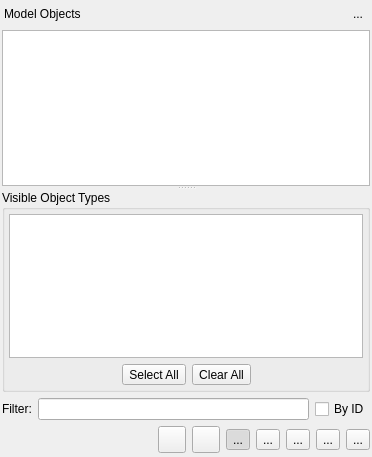
First picture: the form in libpgmodeler_ui/ui/modelobjectswidget.ui, repository pgmodeler/pgmodeler, before the edit.
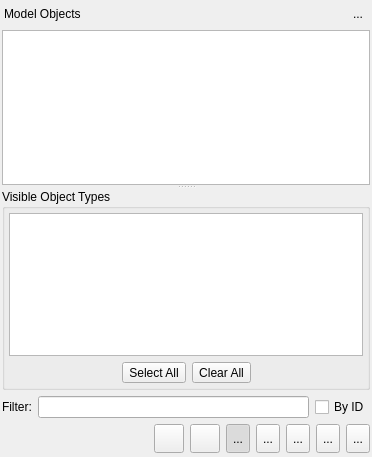
Second picture: the form after the edit. Icons and pictures are not drawn.

```diff
--- a/libpgmodeler_ui/ui/modelobjectswidget.ui
+++ b/libpgmodeler_ui/ui/modelobjectswidget.ui
@@ -602,7 +602,7 @@
      <item>
       <widget class="QToolButton" name="select_tb">
        <property name="sizePolicy">
-        <sizepolicy hsizetype="Fixed" vsizetype="Fixed">
+        <sizepolicy hsizetype="Preferred" vsizetype="Preferred">
          <horstretch>0</horstretch>
          <verstretch>0</verstretch>
         </sizepolicy>
@@ -625,8 +625,8 @@
        </property>
        <property name="iconSize">
         <size>
-         <width>20</width>
-         <height>20</height>
+         <width>22</width>
+         <height>22</height>
         </size>
        </property>
        <property name="shortcut">
@@ -637,7 +637,7 @@
      <item>
       <widget class="QToolButton" name="cancel_tb">
        <property name="sizePolicy">
-        <sizepolicy hsizetype="Fixed" vsizetype="Fixed">
+        <sizepolicy hsizetype="Preferred" vsizetype="Preferred">
          <horstretch>0</horstretch>
          <verstretch>0</verstretch>
         </sizepolicy>
@@ -660,8 +660,8 @@
        </property>
        <property name="iconSize">
         <size>
-         <width>20</width>
-         <height>20</height>
+         <width>22</width>
+         <height>22</height>
         </size>
        </property>
        <property name="shortcut">
@@ -672,7 +672,7 @@
      <item>
       <widget class="QToolButton" name="tree_view_tb">
        <property name="sizePolicy">
-        <sizepolicy hsizetype="Fixed" vsizetype="Fixed">
+        <sizepolicy hsizetype="Preferred" vsizetype="Preferred">
          <horstretch>0</horstretch>
          <verstretch>0</verstretch>
         </sizepolicy>
@@ -698,8 +698,8 @@
        </property>
        <property name="iconSize">
         <size>
-         <width>20</width>
-         <height>20</height>
+         <width>22</width>
+         <height>22</height>
         </size>
        </property>
        <property name="checkable">
@@ -713,7 +713,7 @@
      <item>
       <widget class="QToolButton" name="list_view_tb">
        <property name="sizePolicy">
-        <sizepolicy hsizetype="Fixed" vsizetype="Fixed">
+        <sizepolicy hsizetype="Preferred" vsizetype="Preferred">
          <horstretch>0</horstretch>
          <verstretch>0</verstretch>
         </sizepolicy>
@@ -736,8 +736,8 @@
        </property>
        <property name="iconSize">
         <size>
-         <width>20</width>
-         <height>20</height>
+         <width>22</width>
+         <height>22</height>
         </size>
        </property>
        <property name="checkable">
@@ -748,7 +748,7 @@
      <item>
       <widget class="QToolButton" name="options_tb">
        <property name="sizePolicy">
-        <sizepolicy hsizetype="Fixed" vsizetype="Fixed">
+        <sizepolicy hsizetype="Preferred" vsizetype="Preferred">
          <horstretch>0</horstretch>
          <verstretch>0</verstretch>
         </sizepolicy>
@@ -771,8 +771,8 @@
        </property>
        <property name="iconSize">
         <size>
-         <width>20</width>
-         <height>20</height>
+         <width>22</width>
+         <height>22</height>
         </size>
        </property>
        <property name="checkable">
@@ -786,7 +786,7 @@
      <item>
       <widget class="QToolButton" name="expand_all_tb">
        <property name="sizePolicy">
-        <sizepolicy hsizetype="Fixed" vsizetype="Fixed">
+        <sizepolicy hsizetype="Preferred" vsizetype="Preferred">
          <horstretch>0</horstretch>
          <verstretch>0</verstretch>
         </sizepolicy>
@@ -809,8 +809,8 @@
        </property>
        <property name="iconSize">
         <size>
-         <width>20</width>
-         <height>20</height>
+         <width>22</width>
+         <height>22</height>
         </size>
        </property>
        <property name="checkable">
@@ -821,7 +821,7 @@
      <item>
       <widget class="QToolButton" name="collapse_all_tb">
        <property name="sizePolicy">
-        <sizepolicy hsizetype="Fixed" vsizetype="Fixed">
+        <sizepolicy hsizetype="Preferred" vsizetype="Preferred">
          <horstretch>0</horstretch>
          <verstretch>0</verstretch>
         </sizepolicy>
@@ -844,8 +844,8 @@
        </property>
        <property name="iconSize">
         <size>
-         <width>20</width>
-         <height>20</height>
+         <width>22</width>
+         <height>22</height>
         </size>
        </property>
        <property name="checkable">
```
